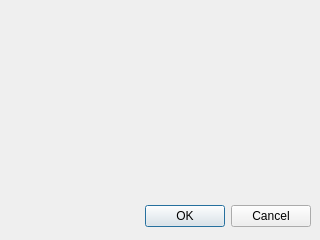
Qt form DialogBox/editcategory.ui (Anmol-A-jain/Dyner) before a commit.
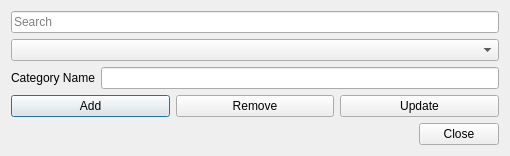
The same form after that commit. Icons and pictures are not drawn.

The edit to the form file:
```diff
--- a/DialogBox/editcategory.ui
+++ b/DialogBox/editcategory.ui
@@ -5,29 +5,85 @@
    <rect>
     <x>0</x>
     <y>0</y>
-    <width>320</width>
-    <height>240</height>
+    <width>510</width>
+    <height>147</height>
    </rect>
   </property>
   <property name="windowTitle">
    <string>Dialog</string>
   </property>
-  <widget class="QDialogButtonBox" name="buttonBox">
-   <property name="geometry">
-    <rect>
-     <x>10</x>
-     <y>200</y>
-     <width>301</width>
-     <height>32</height>
-    </rect>
-   </property>
-   <property name="orientation">
-    <enum>Qt::Horizontal</enum>
-   </property>
-   <property name="standardButtons">
-    <set>QDialogButtonBox::Cancel|QDialogButtonBox::Ok</set>
-   </property>
-  </widget>
+  <property name="windowIcon">
+   <iconset resource="../res.qrc">
+    <normaloff>:/img/img/icon1.png</normaloff>:/img/img/icon1.png</iconset>
+  </property>
+  <layout class="QVBoxLayout" name="verticalLayout">
+   <item>
+    <widget class="QLineEdit" name="searchBox">
+     <property name="placeholderText">
+      <string>Search</string>
+     </property>
+    </widget>
+   </item>
+   <item>
+    <layout class="QGridLayout" name="gridLayout">
+     <item row="0" column="0">
+      <widget class="QComboBox" name="CategoryList"/>
+     </item>
+     <item row="1" column="0">
+      <layout class="QHBoxLayout" name="horizontalLayout">
+       <item>
+        <widget class="QLabel" name="label">
+         <property name="text">
+          <string>Category Name</string>
+         </property>
+        </widget>
+       </item>
+       <item>
+        <widget class="QLineEdit" name="CategoryText"/>
+       </item>
+      </layout>
+     </item>
+    </layout>
+   </item>
+   <item>
+    <layout class="QHBoxLayout" name="horizontalLayout_2">
+     <item>
+      <widget class="QPushButton" name="add">
+       <property name="text">
+        <string>Add</string>
+       </property>
+      </widget>
+     </item>
+     <item>
+      <widget class="QPushButton" name="remove">
+       <property name="text">
+        <string>Remove</string>
+       </property>
+      </widget>
+     </item>
+     <item>
+      <widget class="QPushButton" name="update">
+       <property name="text">
+        <string>Update</string>
+       </property>
+      </widget>
+     </item>
+    </layout>
+   </item>
+   <item>
+    <widget class="QDialogButtonBox" name="buttonBox">
+     <property name="orientation">
+      <enum>Qt::Horizontal</enum>
+     </property>
+     <property name="standardButtons">
+      <set>QDialogButtonBox::Close</set>
+     </property>
+     <property name="centerButtons">
+      <bool>false</bool>
+     </property>
+    </widget>
+   </item>
+  </layout>
  </widget>
  <resources/>
  <connections>
```
Left out of the diff: 7 changed lines with no effect on the pictures.
